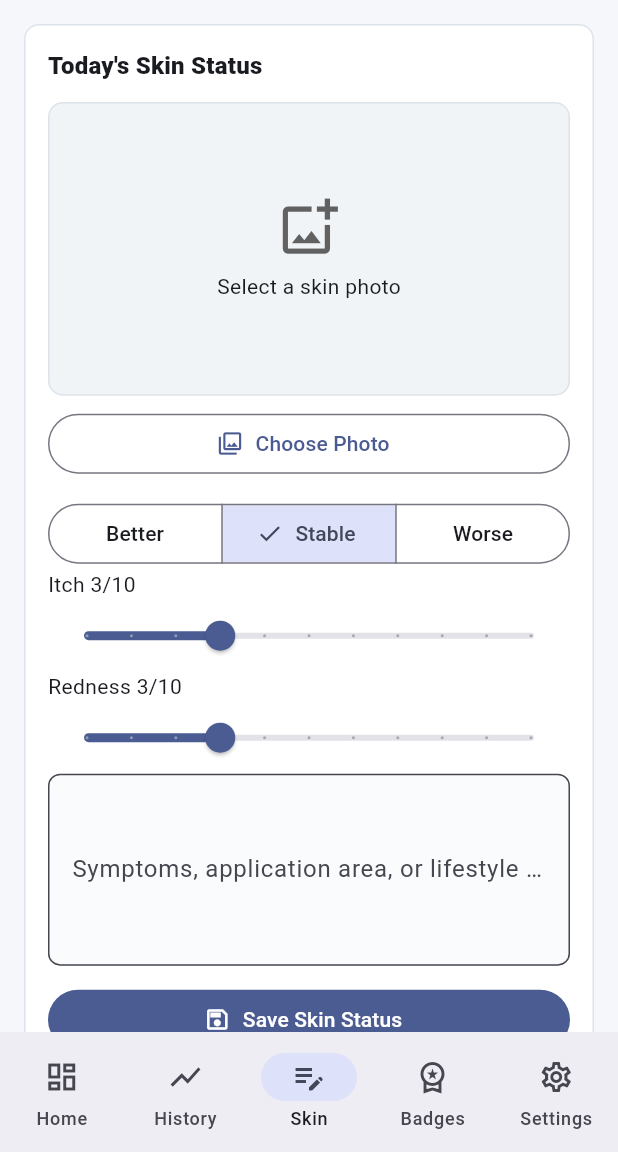
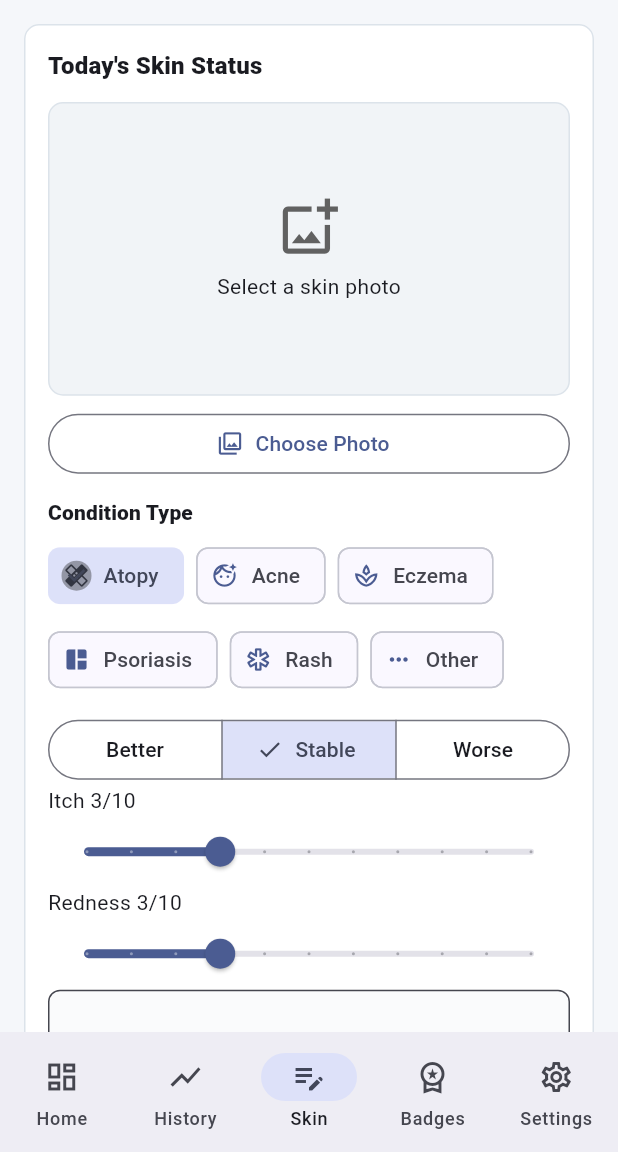
Before and after one commit to Hiroki-Kodama-PRS/ointment_flutter_mvp_en, a Flutter app: the screen it shows after launch, item 3 of the bottom bar chosen, on a phone screen of 412 x 824 dp, the part 84-1236 px from its top. Run offline on Flutter 3.47's test engine with Material 3 defaults, Android fonts, the phone set to English and light mode, and no system bars; our stand-ins replace image_picker, shared_preferences.

Commit message:
Add diagnosis selection to skin logs

```diff
--- a/lib/main.dart
+++ b/lib/main.dart
@@ -82,6 +82,7 @@ class SkinEntry {
   SkinEntry({
     required this.id,
     required this.date,
+    required this.diagnosis,
     required this.condition,
     required this.itchScore,
     required this.rednessScore,
@@ -92,6 +93,7 @@ class SkinEntry {
 
   final String id;
   final String date;
+  final String diagnosis;
   final String condition;
   final int itchScore;
   final int rednessScore;
@@ -102,6 +104,7 @@ class SkinEntry {
   Map<String, dynamic> toJson() => {
     'id': id,
     'date': date,
+    'diagnosis': diagnosis,
     'condition': condition,
     'itchScore': itchScore,
     'rednessScore': rednessScore,
@@ -113,6 +116,7 @@ class SkinEntry {
   factory SkinEntry.fromJson(Map<String, dynamic> json) => SkinEntry(
     id: json['id'] as String,
     date: json['date'] as String,
+    diagnosis: (json['diagnosis'] as String?) ?? 'notSet',
     condition: json['condition'] as String,
     itchScore: json['itchScore'] as int,
     rednessScore: json['rednessScore'] as int,
@@ -311,6 +315,7 @@ class _OintmentHomePageState extends State<OintmentHomePage> {
   }
 
   Future<void> _saveSkinEntry(
+    String diagnosis,
     String condition,
     int itchScore,
     int rednessScore,
@@ -321,6 +326,7 @@ class _OintmentHomePageState extends State<OintmentHomePage> {
     final entry = SkinEntry(
       id: _id('skin'),
       date: today,
+      diagnosis: diagnosis,
       condition: condition,
       itchScore: itchScore,
       rednessScore: rednessScore,
@@ -717,8 +723,8 @@ class SkinJournalCard extends StatelessWidget {
               latest == null
                   ? 'No skin photo or note yet.'
                   : latest.memo.isEmpty
-                  ? '${conditionLabel(latest.condition)} / No note'
-                  : latest.memo,
+                  ? '${diagnosisLabel(latest.diagnosis)} / ${conditionLabel(latest.condition)}'
+                  : '${diagnosisLabel(latest.diagnosis)} / ${latest.memo}',
               maxLines: 2,
               overflow: TextOverflow.ellipsis,
               style: Theme.of(context).textTheme.bodySmall,
@@ -917,6 +923,7 @@ class SkinTab extends StatefulWidget {
 
   final List<SkinEntry> entries;
   final Future<void> Function(
+    String diagnosis,
     String condition,
     int itchScore,
     int rednessScore,
@@ -930,6 +937,7 @@ class SkinTab extends StatefulWidget {
 }
 
 class _SkinTabState extends State<SkinTab> {
+  var diagnosis = 'atopicDermatitis';
   var condition = 'stable';
   double itchScore = 3;
   double rednessScore = 3;
@@ -964,6 +972,11 @@ class _SkinTabState extends State<SkinTab> {
                     : () => setState(() => selectedPhotoBase64 = null),
               ),
               const SizedBox(height: 12),
+              DiagnosisSelector(
+                value: diagnosis,
+                onChanged: (value) => setState(() => diagnosis = value),
+              ),
+              const SizedBox(height: 12),
               SegmentedButton<String>(
                 segments: const [
                   ButtonSegment(value: 'better', label: Text('Better')),
@@ -1016,11 +1029,11 @@ class _SkinTabState extends State<SkinTab> {
                   (entry) => ListTile(
                     contentPadding: EdgeInsets.zero,
                     title: Text(
-                      '${formatDate(entry.date)} / ${conditionLabel(entry.condition)}',
+                      '${formatDate(entry.date)} / ${diagnosisLabel(entry.diagnosis)}',
                     ),
                     leading: SkinPhotoThumbnail(photoBase64: entry.photoBase64),
                     subtitle: Text(
-                      'Itch ${entry.itchScore}/10, redness ${entry.rednessScore}/10\n${entry.memo}',
+                      '${conditionLabel(entry.condition)} - Itch ${entry.itchScore}/10, redness ${entry.rednessScore}/10\n${entry.memo}',
                     ),
                   ),
                 ),
@@ -1033,6 +1046,7 @@ class _SkinTabState extends State<SkinTab> {
 
   Future<void> _save() async {
     await widget.onSave(
+      diagnosis,
       condition,
       itchScore.round(),
       rednessScore.round(),
@@ -1383,6 +1397,63 @@ class ScoreSlider extends StatelessWidget {
   }
 }
 
+class DiagnosisSelector extends StatelessWidget {
+  const DiagnosisSelector({
+    required this.value,
+    required this.onChanged,
+    super.key,
+  });
+
+  final String value;
+  final ValueChanged<String> onChanged;
+
+  static const options = [
+    DiagnosisOption('atopicDermatitis', 'Atopy', Icons.healing_outlined),
+    DiagnosisOption('acne', 'Acne', Icons.face_retouching_natural_outlined),
+    DiagnosisOption('eczema', 'Eczema', Icons.spa_outlined),
+    DiagnosisOption('psoriasis', 'Psoriasis', Icons.auto_awesome_mosaic),
+    DiagnosisOption('rash', 'Rash', Icons.emergency_outlined),
+    DiagnosisOption('other', 'Other', Icons.more_horiz),
+  ];
+
+  @override
+  Widget build(BuildContext context) {
+    return Column(
+      crossAxisAlignment: CrossAxisAlignment.start,
+      children: [
+        Text(
+          'Condition Type',
+          style: Theme.of(
+            context,
+          ).textTheme.labelLarge?.copyWith(fontWeight: FontWeight.w800),
+        ),
+        const SizedBox(height: 8),
+        Wrap(
+          spacing: 8,
+          runSpacing: 8,
+          children: [
+            for (final option in options)
+              ChoiceChip(
+                avatar: Icon(option.icon, size: 18),
+                label: Text(option.label),
+                selected: value == option.value,
+                onSelected: (_) => onChanged(option.value),
+              ),
+          ],
+        ),
+      ],
+    );
+  }
+}
+
+class DiagnosisOption {
+  const DiagnosisOption(this.value, this.label, this.icon);
+
+  final String value;
+  final String label;
+  final IconData icon;
+}
+
 class AppCard extends StatelessWidget {
   const AppCard({required this.child, super.key});
 
@@ -1466,6 +1537,16 @@ String formatDate(String dateKey) =>
 String shortDate(String dateKey) =>
     DateFormat('M/d').format(DateTime.parse(dateKey));
 
+String diagnosisLabel(String value) {
+  if (value == 'atopicDermatitis') return 'Atopy';
+  if (value == 'acne') return 'Acne';
+  if (value == 'eczema') return 'Eczema';
+  if (value == 'psoriasis') return 'Psoriasis';
+  if (value == 'rash') return 'Rash';
+  if (value == 'other') return 'Other';
+  return 'Not set';
+}
+
 String conditionLabel(String value) {
   if (value == 'better') return 'Better';
   if (value == 'worse') return 'Worse';
```
Also changed, not shown: 1 other file.
